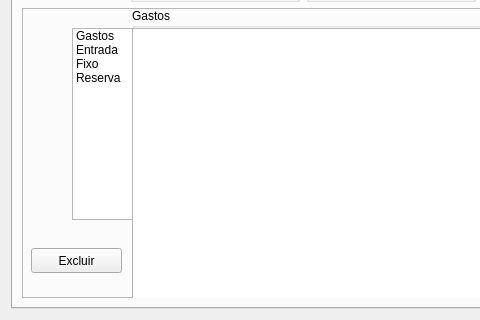
Above: ui/janela.ui from vazerick/controle_gastos before the change; both pictures show x 0 to 480 and y 284 to 604 of the 1260 by 604 pixel window. Below: the same form after it.
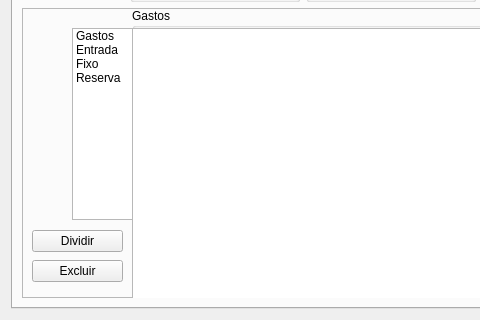
That is the form after the change. The open tabs and pages were chosen to show the change. Custom widgets are drawn as their Qt base class.

Commit message: Módulo de dividir

Diff of the .ui file:
```diff
--- a/ui/janela.ui
+++ b/ui/janela.ui
@@ -869,18 +869,31 @@
                </property>
               </item>
              </widget>
-             <widget class="QPushButton" name="botaoExcluir">
+             <widget class="QWidget" name="">
               <property name="geometry">
                <rect>
-                <x>9</x>
-                <y>240</y>
+                <x>10</x>
+                <y>220</y>
                 <width>91</width>
-                <height>25</height>
+                <height>58</height>
                </rect>
               </property>
-              <property name="text">
-               <string>Excluir</string>
-              </property>
+              <layout class="QVBoxLayout" name="verticalLayout_9">
+               <item>
+                <widget class="QPushButton" name="botaoDividir">
+                 <property name="text">
+                  <string>Dividir</string>
+                 </property>
+                </widget>
+               </item>
+               <item>
+                <widget class="QPushButton" name="botaoExcluir">
+                 <property name="text">
+                  <string>Excluir</string>
+                 </property>
+                </widget>
+               </item>
+              </layout>
              </widget>
              <zorder>listMenu</zorder>
              <zorder>stackedWidget</zorder>
```
Left out of the diff: 5 changed lines with no effect on the pictures. The commit also changes 5 other files.
